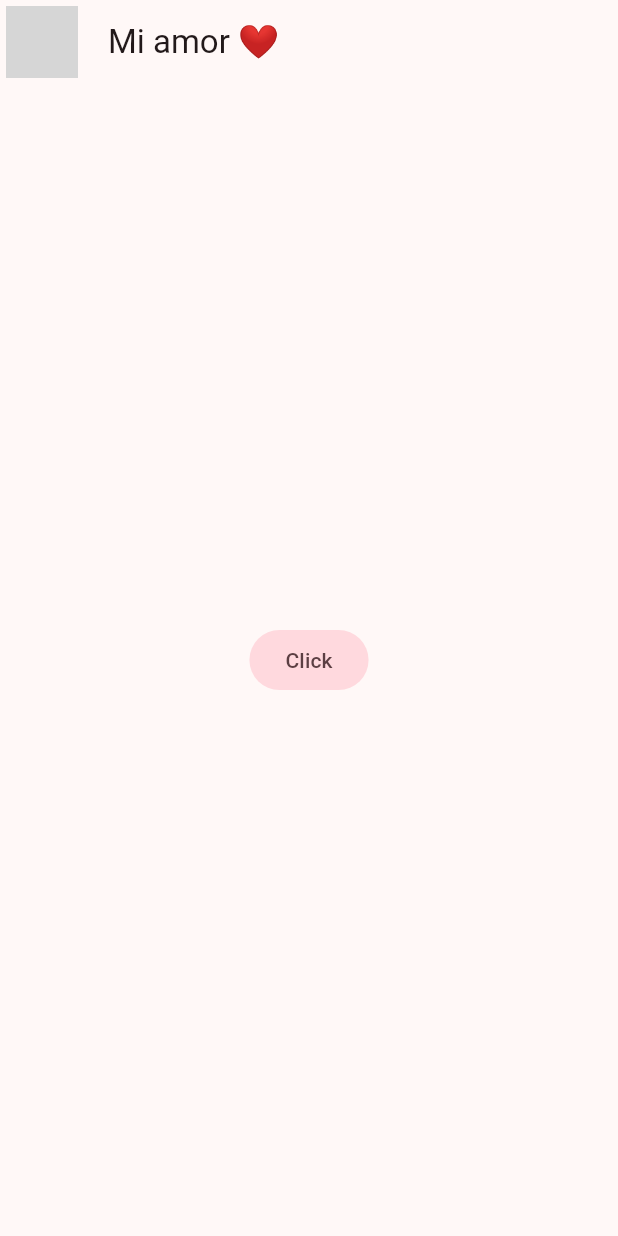
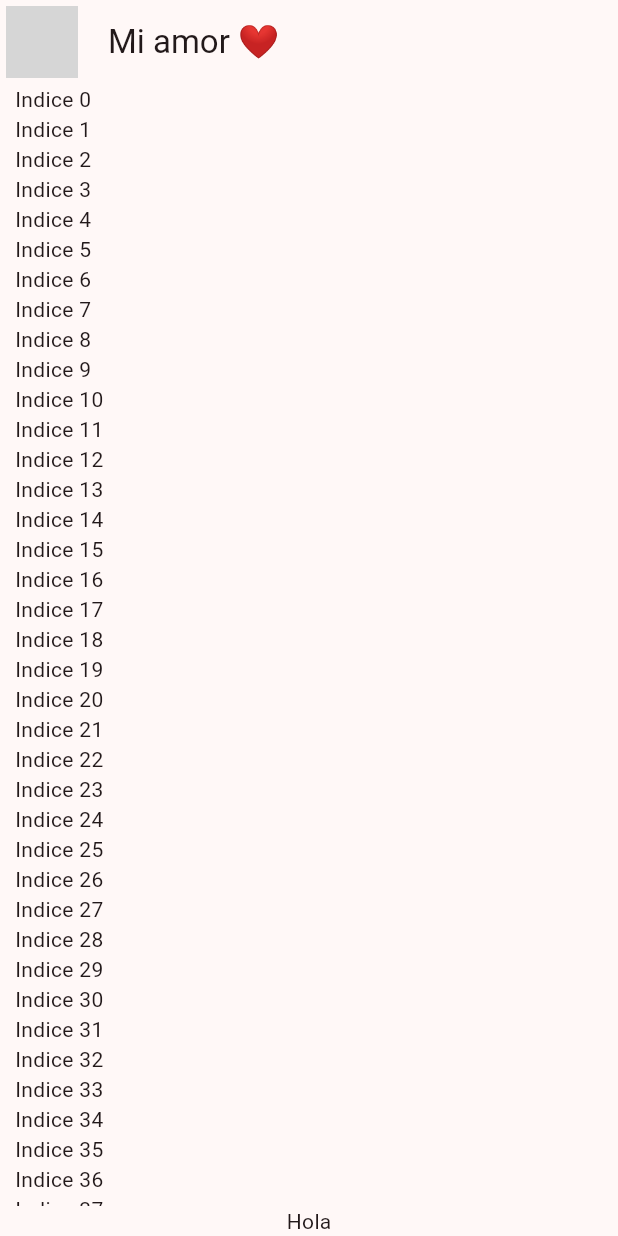
Before and after one commit to willywonka-aaa/yes_no_git, a Flutter app: the screen it shows after launch, on a phone screen of 412 x 824 dp. Run offline on Flutter 3.47's test engine with Material 2 defaults, Android fonts, the phone set to English and light mode, and no system bars; network calls fail; grey boxes are pictures that could not be loaded.

Commit message:
v69 armando el área de mensajes

```diff
--- a/lib/presentation/chat/chat_screen.dart
+++ b/lib/presentation/chat/chat_screen.dart
@@ -19,10 +19,28 @@ class ChatScreen extends StatelessWidget {
         title: const Text("Mi amor ❤️"),
         centerTitle: false,
       ),
-      body: Center(
-        child: FilledButton.tonal(
-          onPressed: () {},
-          child: const Text("Click"),
+      body: _ChatView(),
+    );
+  }
+}
+
+class _ChatView extends StatelessWidget {
+  @override
+  Widget build(BuildContext context) {
+    return SafeArea(
+      child: Padding(
+        padding: const EdgeInsets.symmetric(horizontal: 10),
+        child: Column(
+          children: [
+            Expanded(
+              child: ListView.builder(
+                itemBuilder: (context, index) {
+                  return Text("Indice $index");
+                },
+              ),
+            ),
+            const Text("Hola"),
+          ],
         ),
       ),
     );
```
